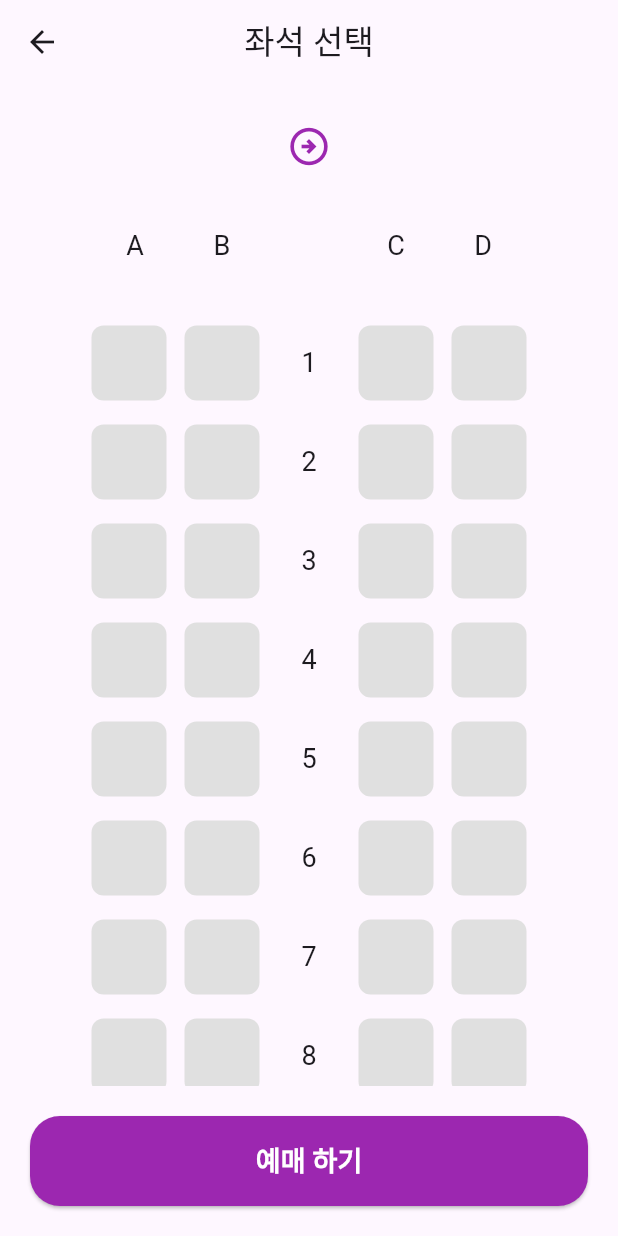
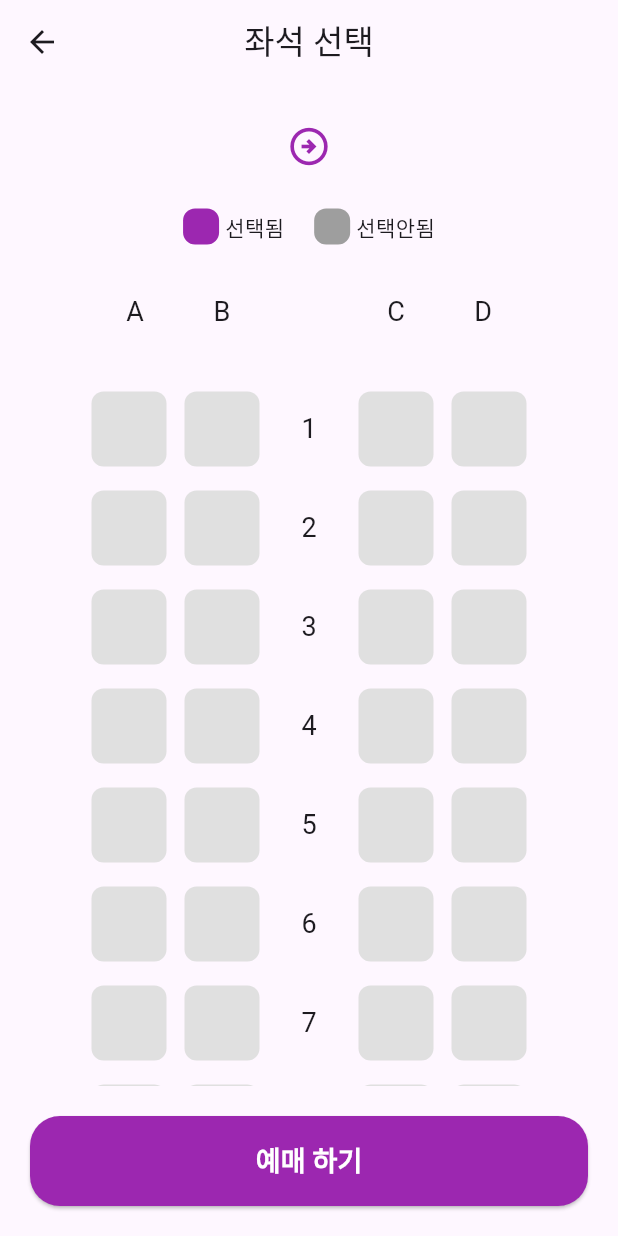
Before and after one commit to FEgguri/flutter_train_app, a Flutter app: the SeatPage screen opened directly with empty values, on a phone screen of 412 x 824 dp. Run offline on Flutter 3.47's test engine with Material 3 defaults, Android fonts, the phone set to English and light mode, and no system bars.

Commit message:
feat: SeatPage 좌석 상태 안내 레이블 추가

```diff
--- a/lib/seat_page.dart
+++ b/lib/seat_page.dart
@@ -26,6 +26,7 @@ class _SeatPageState extends State<SeatPage> {
         padding: EdgeInsets.symmetric(vertical: 20),
         children: [
           Row(
+            //출발역 도착역 안내
             mainAxisAlignment: MainAxisAlignment.center,
             children: [
               Text(
@@ -54,6 +55,43 @@ class _SeatPageState extends State<SeatPage> {
             ],
           ),
           SizedBox(height: 20),
+          Row(
+            mainAxisAlignment: MainAxisAlignment.center,
+            children: [
+              // 선택됨
+              Row(
+                children: [
+                  Container(
+                    width: 24,
+                    height: 24,
+                    decoration: BoxDecoration(
+                      color: Colors.purple,
+                      borderRadius: BorderRadius.circular(8),
+                    ),
+                  ),
+                  const SizedBox(width: 4),
+                  const Text('선택됨'),
+                ],
+              ),
+              const SizedBox(width: 20),
+              // 선택안됨
+              Row(
+                children: [
+                  Container(
+                    width: 24,
+                    height: 24,
+                    decoration: BoxDecoration(
+                      color: Colors.grey,
+                      borderRadius: BorderRadius.circular(8),
+                    ),
+                  ),
+                  const SizedBox(width: 4),
+                  const Text('선택안됨'),
+                ],
+              ),
+            ],
+          ),
+          const SizedBox(height: 20),
 
           Row(
             mainAxisAlignment: MainAxisAlignment.center,
```
